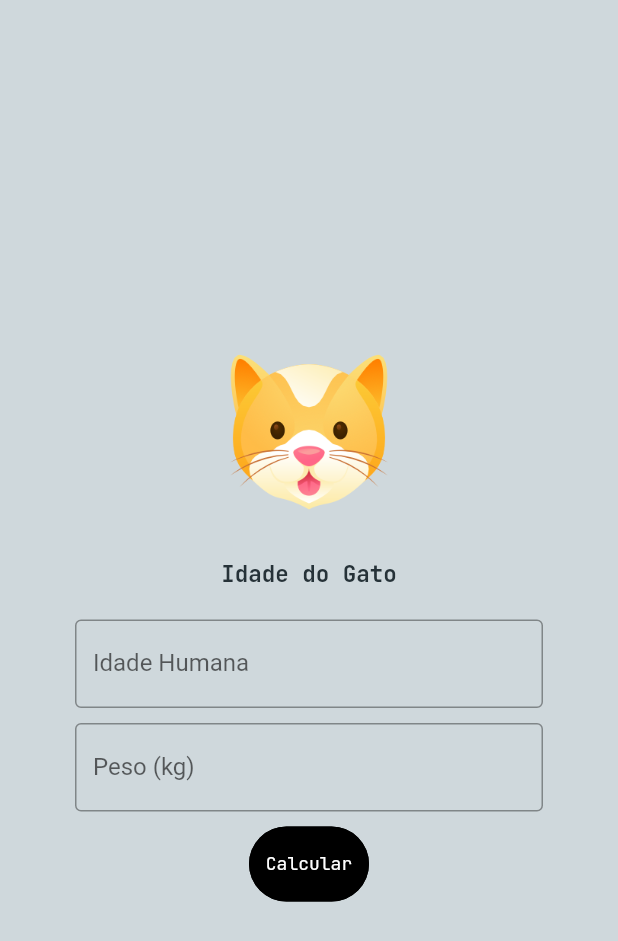
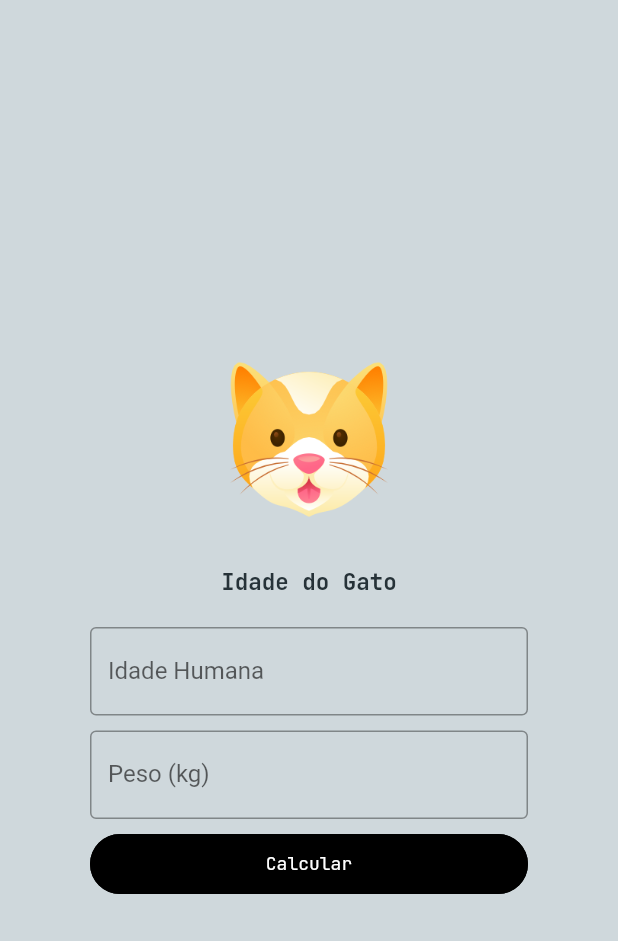
Before and after one commit to Victor-Zarzar/age-pet, a Flutter app: the CatPage screen opened directly, on a phone screen of 412 x 824 dp. Shown: the top 941 px of the screen. Run offline on Flutter 3.47's test engine with Material 3 defaults, Android fonts, the phone set to English and light mode, and no system bars; drawn by our look-alikes of getwidget; our stand-ins replace google_fonts.

```diff
--- a/lib/pages/CatPage/cat_page.dart
+++ b/lib/pages/CatPage/cat_page.dart
@@ -26,7 +26,7 @@ class _CatPageState extends State<CatPage> {
         height: myHeight,
         width: myWidth,
         child: Padding(
-          padding: const EdgeInsets.all(50),
+          padding: const EdgeInsets.all(60),
           child: Column(
             mainAxisAlignment: MainAxisAlignment.center,
             children: <Widget>[
@@ -89,6 +89,7 @@ class _CatPageState extends State<CatPage> {
                 },
                 color: ButtonColor.primaryColor,
                 shape: GFButtonShape.pills,
+                fullWidthButton: true,
                 text: "Calcular",
                 textStyle: TextStyle(
                   color: FontTextColor.secondaryColor,
--- a/lib/pages/DogPage/dog_page.dart
+++ b/lib/pages/DogPage/dog_page.dart
@@ -26,7 +26,7 @@ class _DogPageState extends State<DogPage> {
         height: myHeight,
         width: myWidth,
         child: Padding(
-          padding: const EdgeInsets.all(50),
+          padding: const EdgeInsets.all(60),
           child: Column(
             mainAxisAlignment: MainAxisAlignment.center,
             children: <Widget>[
@@ -89,6 +89,7 @@ class _DogPageState extends State<DogPage> {
                 },
                 color: ButtonColor.primaryColor,
                 shape: GFButtonShape.pills,
+                fullWidthButton: true,
                 text: "Calcular",
                 textStyle: TextStyle(
                   color: FontTextColor.secondaryColor,
```
Also changed, not shown: lib/assets/homepageios.png, lib/assets/homepageios2.png.
